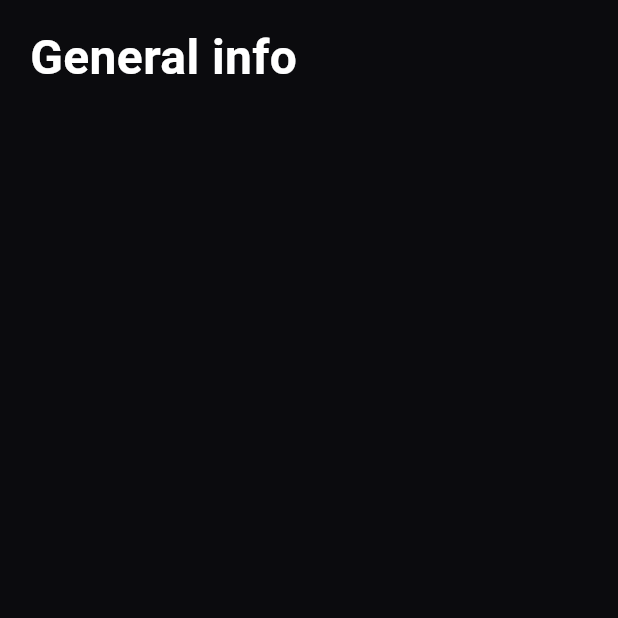
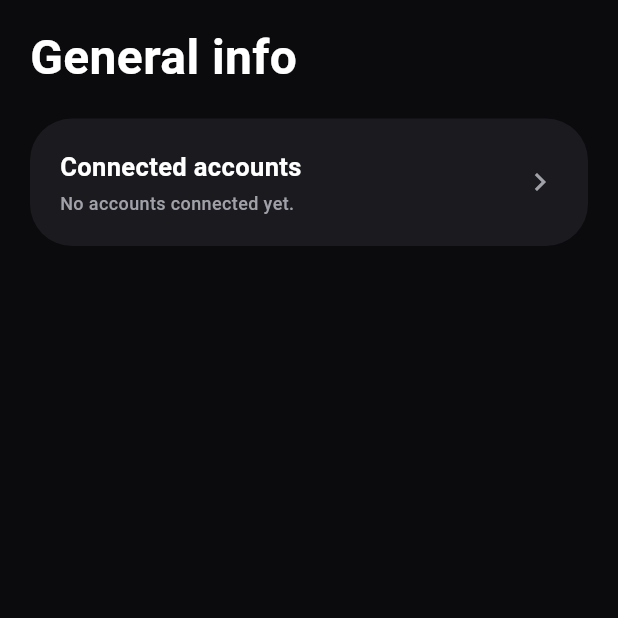
Before and after one commit to HusamAri/Artifact-Reports, a Flutter app: the screen it shows after launch, on a phone screen of 412 x 824 dp, the top half of it. Run offline on Flutter 3.47's test engine with Material 3 defaults, Android fonts, the phone set to English and light mode, and no system bars; our stand-ins replace flutter_riverpod, go_router, supabase_flutter; accounts and stored records are empty; generated files the repository leaves out were written again.

Commit message:
M3a: social accounts shell — list, connect picker, dashboard CTA (#6)
UI scaffold for the multi-platform connect/disconnect flow. Real
OAuth lands in M3b; this PR just wires the surface so subsequent
work drops into existing slots.

- features/social_accounts/social_platform.dart — enum mirroring
  the social_platform DB enum, with display label + Material icon.
- social_account.dart / _repository.dart / _controller.dart —
  minimal projection (no token columns), listForWorkspace +
  soft-delete disconnect, Riverpod FutureProvider keyed on the
  current workspace.
- social_accounts_screen.dart — list of connected accounts with
  per-row disconnect; empty state.
- connect_account_screen.dart — picker over all 7 platforms;
  taps show a "coming soon" snackbar until M3b lands per-platform
  OAuth edge functions.
- core/router/app_router.dart — adds /accounts (+ /accounts/connect
  child) routes.
- features/dashboard — gains a connected-accounts card that shows
  the live count and links to /accounts.
- l10n: en+tr keys for the accounts surface.

Co-authored-by: Claude <noreply@anthropic.com>

```diff
--- a/app/lib/core/router/app_router.dart
+++ b/app/lib/core/router/app_router.dart
@@ -6,6 +6,8 @@ import '../../features/auth/auth_controller.dart';
 import '../../features/auth/login_screen.dart';
 import '../../features/auth/signup_screen.dart';
 import '../../features/dashboard/dashboard_screen.dart';
+import '../../features/social_accounts/connect_account_screen.dart';
+import '../../features/social_accounts/social_accounts_screen.dart';
 import '../../features/workspace/invite_redeem_screen.dart';
 import '../../features/workspace/onboarding_screen.dart';
 import '../../features/workspace/workspace.dart';
@@ -71,6 +73,16 @@ final appRouterProvider = Provider<GoRouter>((ref) {
           return InviteRedeemScreen(token: token);
         },
       ),
+      GoRoute(
+        path: '/accounts',
+        builder: (context, state) => const SocialAccountsScreen(),
+        routes: [
+          GoRoute(
+            path: 'connect',
+            builder: (context, state) => const ConnectAccountScreen(),
+          ),
+        ],
+      ),
     ],
   );
 });
--- a/app/lib/features/dashboard/dashboard_screen.dart
+++ b/app/lib/features/dashboard/dashboard_screen.dart
@@ -1,10 +1,14 @@
 import 'package:flutter/material.dart';
 import 'package:flutter_riverpod/flutter_riverpod.dart';
+import 'package:go_router/go_router.dart';
 
 import '../../core/config/env.dart';
+import '../../core/theme/app_colors.dart';
+import '../../core/theme/app_radius.dart';
 import '../../core/theme/app_typography.dart';
 import '../../l10n/generated/app_localizations.dart';
 import '../auth/auth_controller.dart';
+import '../social_accounts/social_account_controller.dart';
 import '../workspace/workspace_controller.dart';
 
 class DashboardScreen extends ConsumerWidget {
@@ -14,11 +18,16 @@ class DashboardScreen extends ConsumerWidget {
   Widget build(BuildContext context, WidgetRef ref) {
     final l10n = AppLocalizations.of(context);
     final workspace = ref.watch(currentWorkspaceProvider);
+    final accountCount =
+        ref.watch(socialAccountsProvider).valueOrNull?.length ?? 0;
     return Scaffold(
       body: SafeArea(
         child: Padding(
           padding: const EdgeInsets.all(20),
-          child: Row(
+          child: Column(
+            crossAxisAlignment: CrossAxisAlignment.stretch,
+            children: [
+              Row(
                 mainAxisAlignment: MainAxisAlignment.spaceBetween,
                 crossAxisAlignment: CrossAxisAlignment.start,
                 children: [
@@ -37,8 +46,13 @@ class DashboardScreen extends ConsumerWidget {
                     IconButton(
                       icon: const Icon(Icons.logout),
                       tooltip: l10n.signOut,
-                  onPressed: () => ref.read(authControllerProvider).signOut(),
+                      onPressed: () =>
+                          ref.read(authControllerProvider).signOut(),
                     ),
+                ],
+              ),
+              const SizedBox(height: 24),
+              _AccountsCard(count: accountCount, l10n: l10n),
             ],
           ),
         ),
@@ -46,3 +60,43 @@ class DashboardScreen extends ConsumerWidget {
     );
   }
 }
+
+class _AccountsCard extends StatelessWidget {
+  const _AccountsCard({required this.count, required this.l10n});
+
+  final int count;
+  final AppLocalizations l10n;
+
+  @override
+  Widget build(BuildContext context) {
+    return Material(
+      color: AppColors.bgSurface,
+      borderRadius: BorderRadius.circular(AppRadius.card),
+      child: InkWell(
+        onTap: () => context.push('/accounts'),
+        borderRadius: BorderRadius.circular(AppRadius.card),
+        child: Padding(
+          padding: const EdgeInsets.all(20),
+          child: Row(
+            children: [
+              Expanded(
+                child: Column(
+                  crossAxisAlignment: CrossAxisAlignment.start,
+                  children: [
+                    Text(l10n.connectedAccounts, style: AppTypography.title),
+                    const SizedBox(height: 4),
+                    Text(
+                      count == 0 ? l10n.noAccountsYet : '$count',
+                      style: AppTypography.caption,
+                    ),
+                  ],
+                ),
+              ),
+              const Icon(Icons.chevron_right, color: AppColors.textSecondary),
+            ],
+          ),
+        ),
+      ),
+    );
+  }
+}
--- /dev/null
+++ b/app/lib/features/social_accounts/social_account_controller.dart
@@ -0,0 +1,23 @@
+import 'package:flutter_riverpod/flutter_riverpod.dart';
+import 'package:supabase_flutter/supabase_flutter.dart';
+
+import '../../core/config/env.dart';
+import '../workspace/workspace_controller.dart';
+import 'social_account.dart';
+import 'social_account_repository.dart';
+
+final socialAccountRepositoryProvider = Provider<SocialAccountRepository>((
+  ref,
+) {
+  return SocialAccountRepository(Supabase.instance.client);
+});
+
+/// Social accounts for the currently selected workspace.
+final socialAccountsProvider = FutureProvider<List<SocialAccount>>((ref) async {
+  if (!Env.isConfigured) return const [];
+  final workspaceId = ref.watch(currentWorkspaceIdProvider);
+  if (workspaceId == null) return const [];
+  return ref
+      .read(socialAccountRepositoryProvider)
+      .listForWorkspace(workspaceId);
+});
--- a/app/lib/l10n/app_en.arb
+++ b/app/lib/l10n/app_en.arb
@@ -32,5 +32,10 @@
   "workspaceNameRequired": "Workspace name is required",
   "createWorkspace": "Create workspace",
   "redeemingInvite": "Redeeming invite…",
-  "goHome": "Go home"
+  "goHome": "Go home",
+  "connectedAccounts": "Connected accounts",
+  "connectAccount": "Connect account",
+  "noAccountsYet": "No accounts connected yet.",
+  "disconnect": "Disconnect",
+  "comingSoon": "Coming soon"
 }
```
Also changed, not shown: app/lib/features/social_accounts/connect_account_screen.dart (added, +68 -0 lines), app/lib/features/social_accounts/social_account.dart (added, +43 -0 lines), app/lib/features/social_accounts/social_account_repository.dart (added, +34 -0 lines), app/lib/features/social_accounts/social_accounts_screen.dart (added, +107 -0 lines), app/lib/features/social_accounts/social_platform.dart (added, +27 -0 lines), app/lib/l10n/app_tr.arb (+6 -1 lines). Lines whose indentation alone changed are shown as unchanged.
